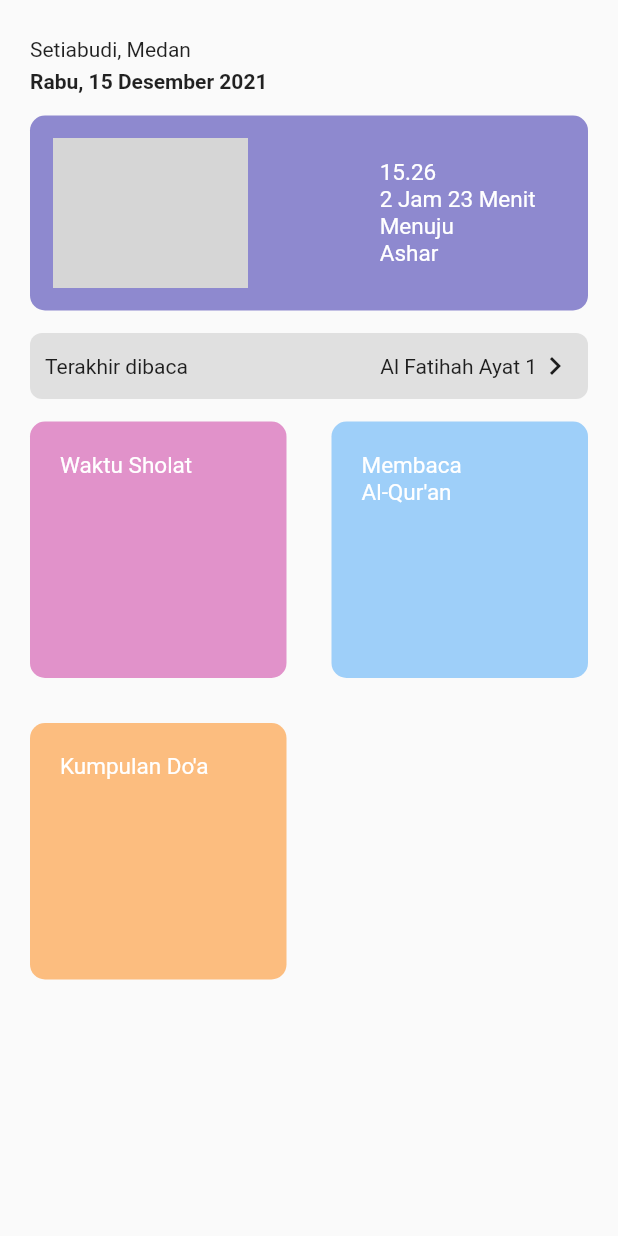
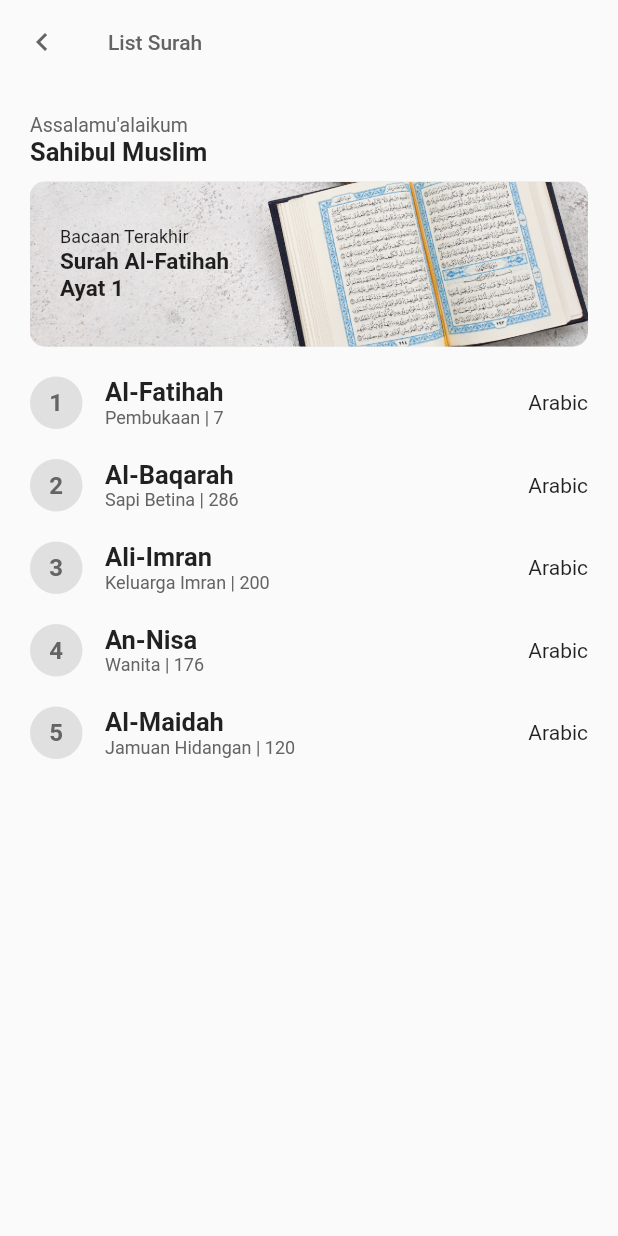
Before and after one commit to Mrtnis/muslim-daily, a Flutter app: the SurahScreen screen opened directly, on a phone screen of 412 x 824 dp. Run offline on Flutter 3.47's test engine with Material 2 defaults, Android fonts, the phone set to English and light mode, and no system bars; our stand-ins replace get; grey boxes are pictures that could not be loaded.

Commit message:
update structure

```diff
--- /dev/null
+++ b/lib/app/controllers/surah/surah_controller.dart
@@ -0,0 +1,5 @@
+import 'package:get/get.dart';
+
+class SurahController extends GetxController {
+
+}
--- /dev/null
+++ b/lib/app/helpers/response_format.dart
@@ -0,0 +1,6 @@
+class ResponseFormat {
+  final int statusCode;
+  final dynamic data;
+
+  ResponseFormat({required this.statusCode, this.data});
+}
--- /dev/null
+++ b/lib/app/models/surah/surah_model.dart
@@ -0,0 +1,17 @@
+class Surah {
+  int? id;
+  String? title;
+  String? meaning;
+  int? numberOfAyat;
+  String? arabic;
+
+  Surah({this.id, this.title, this.meaning, this.numberOfAyat, this.arabic});
+
+  Surah.fromJson(Map<String, dynamic> json) {
+    id = json['nomor'];
+    title = json['nama'];
+    meaning = json['arti'];
+    numberOfAyat = json['ayat'];
+    arabic = json['asma'];
+  }
+}
--- a/lib/app/modules/surah/widgets/card_widget.dart
+++ /dev/null
@@ -1,29 +0,0 @@
-import 'package:flutter/material.dart';
-
-class  CardWidget extends StatelessWidget {
-  final Color? cardColor;
-  final String title;
-  // ignore: use_key_in_widget_constructors
-  const CardWidget({this.cardColor, required this.title});
-
-  @override
-  Widget build(BuildContext context) {
-    return Container(
-      decoration: BoxDecoration(
-        color: cardColor,
-        borderRadius: BorderRadius.circular(10),
-      ),
-      padding: const EdgeInsets.only(
-        left: 20,
-        top: 20,
-      ),
-      child: Text(
-        title,
-        style: const TextStyle(
-          fontSize: 15,
-          color: Colors.white,
-        ),
-      ),
-    );
-  }
-}
--- a/lib/app/modules/surah/surah_screen.dart
+++ b/lib/app/screens/home/home_screen.dart
@@ -1,10 +1,17 @@
+import 'package:get/get.dart';
 import 'package:flutter/material.dart';
+import 'package:yaumil_app/constant.dart';
 
-import 'widgets/box_surah.dart';
-import 'widgets/card_widget.dart';
+// widget
+import 'package:yaumil_app/app/widgets/home/box_home.dart';
+import 'package:yaumil_app/app/widgets/home/card_widget.dart';
 
-class SurahScreen extends StatelessWidget {
-  const SurahScreen({Key? key}) : super(key: key);
+// screen
+import 'package:yaumil_app/app/screens/sholat/jadwal.dart';
+import 'package:yaumil_app/app/screens/surah/surah_screen.dart';
+
+class HomeScreen extends StatelessWidget {
+  const HomeScreen({Key? key}) : super(key: key);
 
   @override
   Widget build(BuildContext context) {
@@ -16,7 +23,7 @@ class SurahScreen extends StatelessWidget {
           children: [
             Container(
               child: const Text('Setiabudi, Medan'),
-              padding: const EdgeInsets.symmetric(vertical: 5),
+              padding: const EdgeInsets.only(bottom: 5, top: 10),
             ),
             Container(
               child: const Text(
@@ -27,21 +34,21 @@ class SurahScreen extends StatelessWidget {
               ),
               padding: const EdgeInsets.only(bottom: 5),
             ),
-            const BoxSurah(),
+            const BoxHome(),
             Container(
               margin: const EdgeInsets.symmetric(vertical: 15),
               decoration: BoxDecoration(
-                color: const Color(0xffE0E0E0),
+                color: secondaryColor,
                 borderRadius: BorderRadius.circular(8),
               ),
               padding: const EdgeInsets.all(10),
               child: Row(
                 mainAxisAlignment: MainAxisAlignment.spaceBetween,
                 children: const [
-                   Text('Terakhir dibaca'),
-                   Spacer(),
-                   Text('Al Fatihah Ayat 1'),
-                   Icon(Icons.chevron_right),
+                  Text('Terakhir dibaca'),
+                  Spacer(),
+                  Text('Al Fatihah Ayat 1'),
+                  Icon(Icons.chevron_right),
                 ],
               ),
             ),
@@ -52,18 +59,23 @@ class SurahScreen extends StatelessWidget {
               crossAxisCount: 2,
               crossAxisSpacing: 30,
               mainAxisSpacing: 30,
-              children: const [
+              children: [
                 CardWidget(
-                  cardColor: Color(0xffE192CA),
+                  cardColor: const Color(0xffE192CA),
                   title: 'Waktu Sholat',
+                  changePage: () => Get.to(const JadwalSholatScreen()),
                 ),
                 CardWidget(
-                  cardColor:Color(0xff9ECFF9),
+                  cardColor: const Color(0xff9ECFF9),
                   title: 'Membaca \nAl-Qur\'an',
+                  changePage: () => Get.to(SurahScreen()),
                 ),
                 CardWidget(
-                  cardColor: Color(0xffFCBD7F),
+                  cardColor: const Color(0xffFCBD7F),
                   title: 'Kumpulan Do\'a',
+                  changePage: () => Get.snackbar('Fitur', 'Cooming Soon',
+                      duration: const Duration(seconds: 1),
+                      backgroundColor: Colors.white),
                 ),
               ],
             ),
--- /dev/null
+++ b/lib/app/screens/surah/surah_screen.dart
@@ -0,0 +1,61 @@
+import 'package:get/get.dart';
+import 'package:flutter/material.dart';
+import 'package:yaumil_app/constant.dart';
+
+// widgets
+import 'package:yaumil_app/app/widgets/surah/box_surah.dart';
+import 'package:yaumil_app/app/widgets/surah/listSurah.dart';
+
+class SurahScreen extends StatelessWidget {
+  SurahScreen({Key? key}) : super(key: key);
+
+  final List<Map<String, dynamic>> dataSurah = [
+    {"id": 1, "title": "Al-Fatihah", "meaning": "Pembukaan", "ayat": 7},
+    {"id": 2, "title": "Al-Baqarah", "meaning": "Sapi Betina", "ayat": 286},
+    {"id": 3, "title": "Ali-Imran", "meaning": "Keluarga Imran", "ayat": 200},
+    {"id": 4, "title": "An-Nisa", "meaning": "Wanita", "ayat": 176},
+    {"id": 5, "title": "Al-Maidah", "meaning": "Jamuan Hidangan", "ayat": 120},
+  ];
+
+  @override
+  Widget build(BuildContext context) {
+    return Scaffold(
+        appBar: AppBar(
+          elevation: 0,
+          backgroundColor: Colors.transparent,
+          leading: IconButton(
+            icon: const Icon(Icons.chevron_left),
+            color: secondaryTextColor,
+            onPressed: () => Get.back(),
+          ),
+          title: const Text(
+            'List Surah',
+            style: TextStyle(fontSize: 14, color: secondaryTextColor),
+          ),
+        ),
+        body: SingleChildScrollView(
+          padding: const EdgeInsets.all(20),
+          child: Column(
+            crossAxisAlignment: CrossAxisAlignment.start,
+            children: [
+              const Text(
+                'Assalamu\'alaikum',
+                style: TextStyle(color: secondaryTextColor, fontSize: 13),
+              ),
+              const Text(
+                'Sahibul Muslim',
+                style: TextStyle(fontSize: 17, fontWeight: FontWeight.bold),
+              ),
+              const SizedBox(height: 10),
+              const BoxSurah(),
+              const SizedBox(height: 20),
+              // list surah
+              Column(
+                children:
+                    dataSurah.map((surah) => ListSurah(surah: surah)).toList(),
+              )
+            ],
+          ),
+        ));
+  }
+}
--- a/lib/app/modules/surah/widgets/box_surah.dart
+++ b/lib/app/widgets/home/box_home.dart
@@ -1,8 +1,8 @@
 import 'package:flutter/material.dart';
 import 'package:yaumil_app/constant.dart';
 
-class BoxSurah extends StatelessWidget {
-  const BoxSurah({
+class BoxHome extends StatelessWidget {
+  const BoxHome({
     Key? key,
   }) : super(key: key);
 
@@ -21,7 +21,7 @@ class BoxSurah extends StatelessWidget {
           ClipRRect(
             borderRadius: BorderRadius.circular(10),
             child: Image.asset(
-              'images/laptop-1.jpg',
+              'assets/images/laptop-1.jpg',
               height: 100,
               width: 130,
               fit: BoxFit.cover,
--- /dev/null
+++ b/lib/app/widgets/surah/box_surah.dart
@@ -0,0 +1,39 @@
+import 'package:flutter/material.dart';
+import 'package:get/get.dart';
+import 'package:yaumil_app/constant.dart';
+
+class BoxSurah extends StatelessWidget {
+  const BoxSurah({
+    Key? key,
+  }) : super(key: key);
+
+  @override
+  Widget build(BuildContext context) {
+    return Container(
+      width: Get.width,
+      padding: const EdgeInsets.symmetric(vertical: 30, horizontal: 20),
+      decoration: BoxDecoration(
+        image: const DecorationImage(
+          image: AssetImage('assets/images/al-Quran.jpg'),
+          fit: BoxFit.cover,
+        ),
+        borderRadius: BorderRadius.circular(10),
+        color: secondaryColor,
+      ),
+      child: Column(
+        crossAxisAlignment: CrossAxisAlignment.start,
+        mainAxisAlignment: MainAxisAlignment.start,
+        children: const [
+          Text(
+            'Bacaan Terakhir',
+            style: TextStyle(fontSize: 12),
+          ),
+          Text(
+            'Surah Al-Fatihah \nAyat 1',
+            style: TextStyle(fontSize: 15, fontWeight: FontWeight.bold),
+          ),
+        ],
+      ),
+    );
+  }
+}
--- /dev/null
+++ b/lib/app/widgets/surah/listSurah.dart
@@ -0,0 +1,64 @@
+import 'package:flutter/material.dart';
+import 'package:yaumil_app/constant.dart';
+
+class ListSurah extends StatelessWidget {
+  final Map<String, dynamic> surah;
+
+  // ignore: use_key_in_widget_constructors
+  const ListSurah({required this.surah});
+
+  @override
+  Widget build(BuildContext context) {
+    return Container(
+      padding: const EdgeInsets.only(bottom: 20),
+      child: Row(
+        crossAxisAlignment: CrossAxisAlignment.center,
+        children: [
+          // number
+          Container(
+            width: 35,
+            height: 35,
+            decoration: BoxDecoration(
+              borderRadius: BorderRadius.circular(100),
+              color: secondaryColor,
+            ),
+            child: Center(
+              child: Text(
+                "${surah['id']}",
+                style: const TextStyle(
+                  color: secondaryTextColor,
+                  fontWeight: FontWeight.bold,
+                  fontSize: 16,
+                ),
+              ),
+            ),
+          ),
+          const SizedBox(width: 15),
+          // title and desc
+          Column(
+            crossAxisAlignment: CrossAxisAlignment.start,
+            children: [
+              Text(
+                "${surah['title']}",
+                style: const TextStyle(
+                  fontSize: 17,
+                  fontWeight: FontWeight.bold,
+                ),
+              ),
+              Text(
+                "${surah['meaning']} | ${surah['ayat']}",
+                style: const TextStyle(
+                  color: secondaryTextColor,
+                  fontSize: 12,
+                ),
+              ),
+            ],
+          ),
+          const Spacer(),
+          // text arabic
+          const Text('Arabic'),
+        ],
+      ),
+    );
+  }
+}
--- a/lib/constant.dart
+++ b/lib/constant.dart
@@ -2,7 +2,5 @@ import 'package:flutter/material.dart';
 
 const double textSize = 15;
 const textColor = Color(0xffffffff);
-
-const textTitle = TextStyle(
-  fontSize: 20,
-);
+const secondaryColor = Color(0xffE0E0E0);
+const secondaryTextColor = Color(0xff646464);
--- a/lib/main.dart
+++ b/lib/main.dart
@@ -3,7 +3,7 @@ import 'package:get/get.dart';
 import 'package:flutter/material.dart';
 
 // screen
-import 'package:yaumil_app/app/modules/splash/splash_screen.dart';
+import 'package:yaumil_app/app/screens/splash/splash_screen.dart';
 
 void main() {
   runApp(const MyApp());
@@ -15,6 +15,7 @@ class MyApp extends StatelessWidget {
   @override
   Widget build(BuildContext context) {
     return GetMaterialApp(
+      // home: SurahScreen(),
       home: SplashScreen(),
     );
   }
--- a/pubspec.yaml
+++ b/pubspec.yaml
@@ -30,6 +30,7 @@ dependencies:
   flutter:
     sdk: flutter
   get: ^4.6.1
+  dio: ^4.0.4
 
   # The following adds the Cupertino Icons font to your application.
   # Use with the CupertinoIcons class for iOS style icons.
@@ -58,7 +59,7 @@ flutter:
 
   # To add assets to your application, add an assets section, like this:
   assets:
-    - assets/
+    - assets/images/
 
   # An image asset can refer to one or more resolution-specific "variants", see
   # https://flutter.dev/assets-and-images/#resolution-aware.
```
Also changed, not shown: lib/app/controllers/splash/splash_controller.dart (added, +17 -0 lines), lib/app/modules/splash/splash_controller.dart (deleted, +0 -10 lines), lib/app/modules/splash/splash_screen.dart (deleted, +0 -24 lines), lib/app/screens/sholat/jadwal.dart (added, +49 -0 lines), lib/app/screens/splash/splash_screen.dart (added, +39 -0 lines), lib/app/widgets/home/card_widget.dart (added, +34 -0 lines), assets/images/al-Quran.jpg (added), pubspec.lock, 1 other file.
